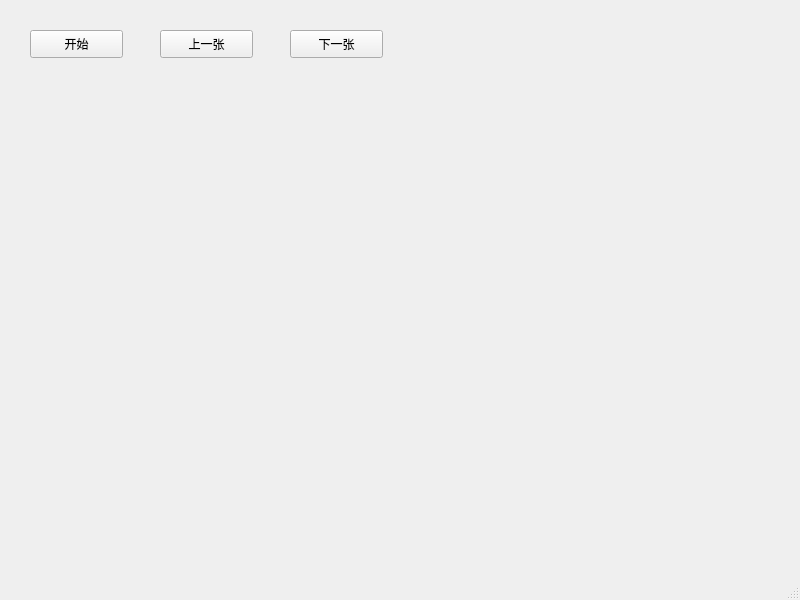
First picture: the form in view/ui/MainFrame.ui, repository 15927437594/ForceIC_CameraCollect, before the edit.
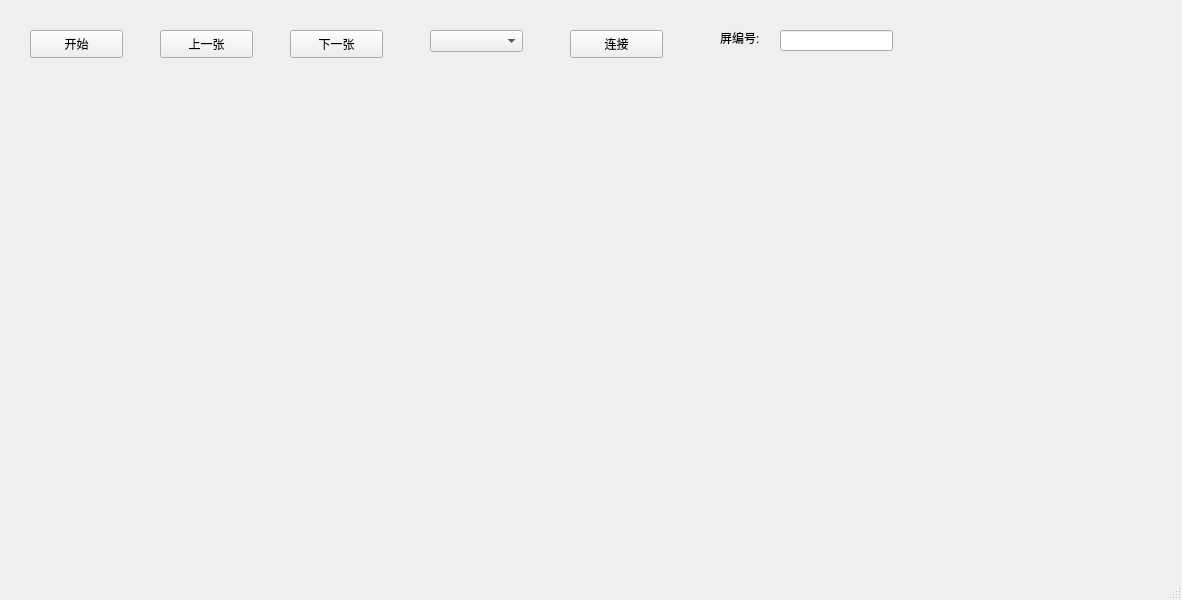
Second picture: the form after the edit.

```diff
--- a/view/ui/MainFrame.ui
+++ b/view/ui/MainFrame.ui
@@ -6,7 +6,7 @@
    <rect>
     <x>0</x>
     <y>0</y>
-    <width>800</width>
+    <width>1182</width>
     <height>600</height>
    </rect>
   </property>
@@ -53,6 +53,58 @@
      <string>开始</string>
     </property>
    </widget>
+   <widget class="QComboBox" name="comm_cb">
+    <property name="geometry">
+     <rect>
+      <x>430</x>
+      <y>30</y>
+      <width>93</width>
+      <height>22</height>
+     </rect>
+    </property>
+   </widget>
+   <widget class="QLineEdit" name="screen_no_le">
+    <property name="geometry">
+     <rect>
+      <x>780</x>
+      <y>30</y>
+      <width>113</width>
+      <height>21</height>
+     </rect>
+    </property>
+   </widget>
+   <widget class="QLabel" name="label">
+    <property name="geometry">
+     <rect>
+      <x>720</x>
+      <y>30</y>
+      <width>51</width>
+      <height>16</height>
+     </rect>
+    </property>
+    <property name="sizePolicy">
+     <sizepolicy hsizetype="Fixed" vsizetype="Preferred">
+      <horstretch>0</horstretch>
+      <verstretch>0</verstretch>
+     </sizepolicy>
+    </property>
+    <property name="text">
+     <string>屏编号:</string>
+    </property>
+   </widget>
+   <widget class="QPushButton" name="connect_btn">
+    <property name="geometry">
+     <rect>
+      <x>570</x>
+      <y>30</y>
+      <width>93</width>
+      <height>28</height>
+     </rect>
+    </property>
+    <property name="text">
+     <string>连接</string>
+    </property>
+   </widget>
   </widget>
   <widget class="QMenuBar" name="menubar">
    <property name="geometry">
```
Left out of the diff: 2 changed lines with no effect on the pictures.
